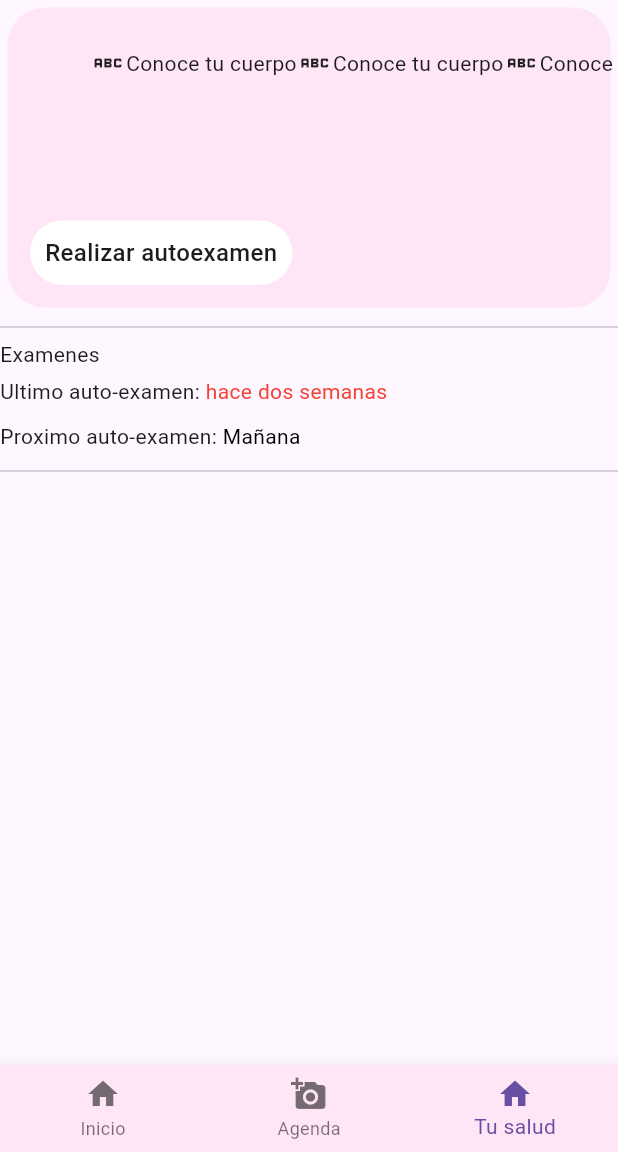
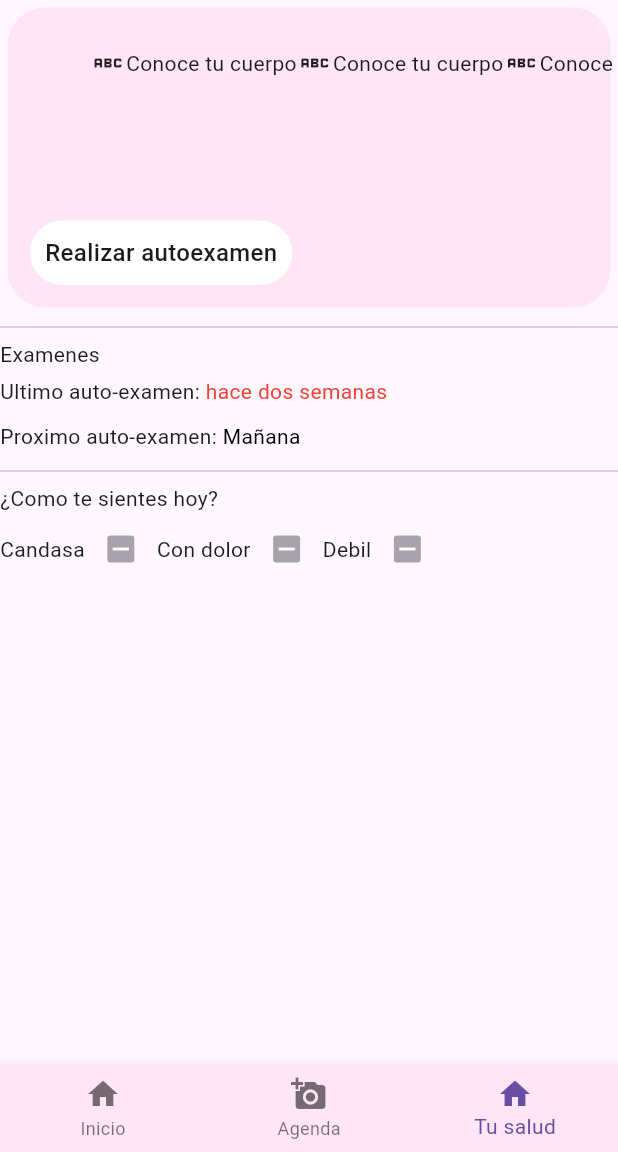
Before and after one commit to Carlos19men/App_movile_conocete, a Flutter app: the screen it shows after launch, item 3 of the bottom bar chosen, on a phone screen of 412 x 824 dp, the part 84-1236 px from its top. Run offline on Flutter 3.47's test engine with Material 3 defaults, Android fonts, the phone set to English and light mode, and no system bars; our stand-ins replace carousel_slider.

Commit message:
Agregue los checbox list de tuSalud, y hice el cuerpo de agenda, falta modelar

```diff
--- a/conocete/lib/ui/pages/TuSalud/tuSalud.dart
+++ b/conocete/lib/ui/pages/TuSalud/tuSalud.dart
@@ -14,6 +14,9 @@ class Tusalud extends StatelessWidget {
   @override
   Widget build(BuildContext context) {
     // TODO: implement build
+
+    List<String> estados = ['Candasa', 'Con dolor', 'Debil'];
+
     return ListView(
       children: [
         //widget del todo el auto examen
@@ -81,6 +84,24 @@ class Tusalud extends StatelessWidget {
         Divider(),
 
         //bloque de como te sientes (por definir)
+
+        Text('¿Como te sientes hoy?'),
+
+        //check bottoms de como te sientes
+        Row(
+          children: estados.map((i) {
+            return Builder(builder: (BuildContext context) {
+              return Container(
+                child: Row(
+                  mainAxisAlignment: MainAxisAlignment.spaceBetween,
+                  children: [Text(i), Checkbox(value: null, onChanged: null)],
+                ),
+              );
+            });
+          }).toList(),
+        ),
+
+        //grafica (buscar la libreria)
       ],
     );
   }
```
Also changed, not shown: conocete/lib/ui/pages/agenda/agenda.dart (+47 -1 lines), conocete/lib/ui/pages/home/widgets/recordatorios.dart (+1 -68 lines), conocete/lib/ui/pages/widgest/recordatorioItem.dart (added, +69 -0 lines).
